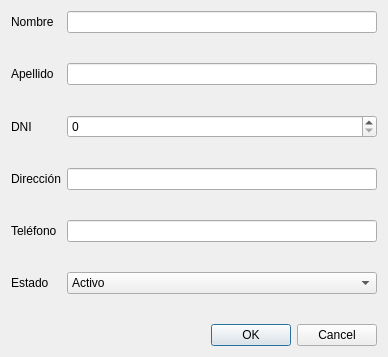
Above: agregarsocio.ui from DanielaGanan/biblioteca before the change. Below: the same form after it.
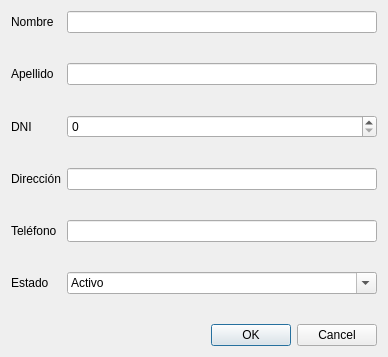
That is the form after the change.

Diff of the .ui file:
```diff
--- a/agregarsocio.ui
+++ b/agregarsocio.ui
@@ -133,6 +133,9 @@
        </item>
        <item row="10" column="1">
         <widget class="QComboBox" name="cbxEstado">
+         <property name="editable">
+          <bool>true</bool>
+         </property>
          <item>
           <property name="text">
            <string>Activo</string>
```
